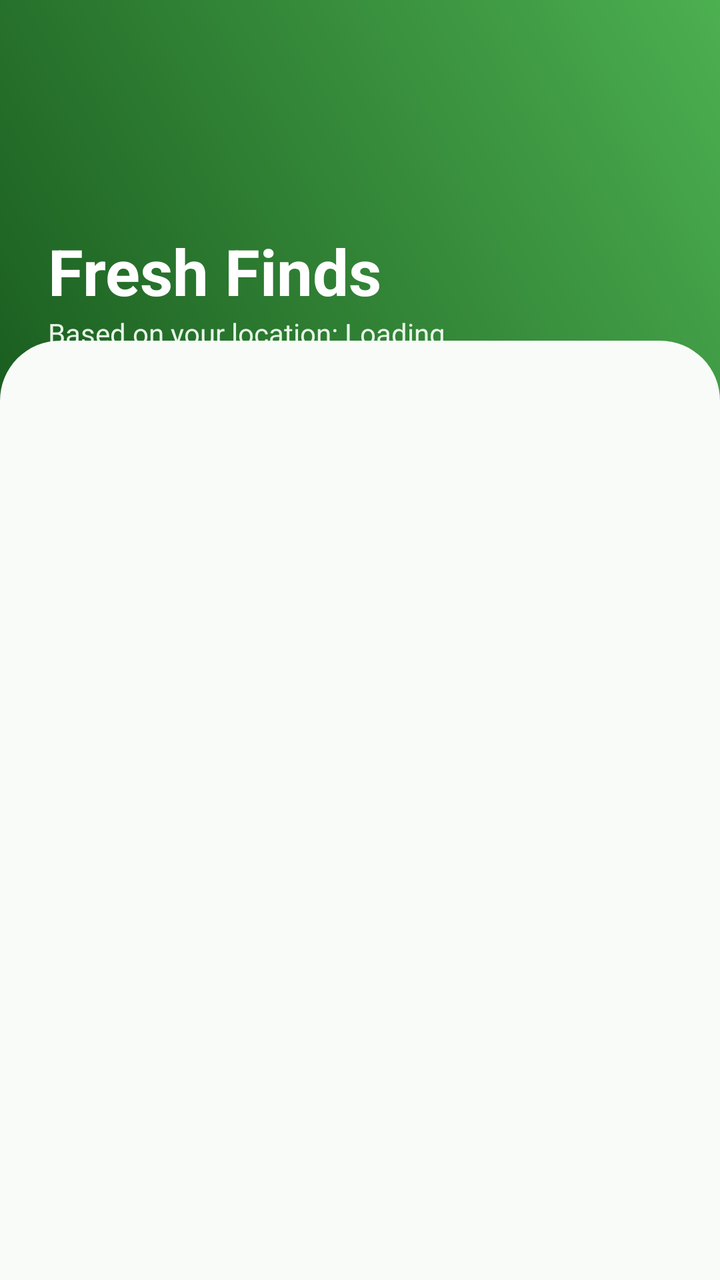
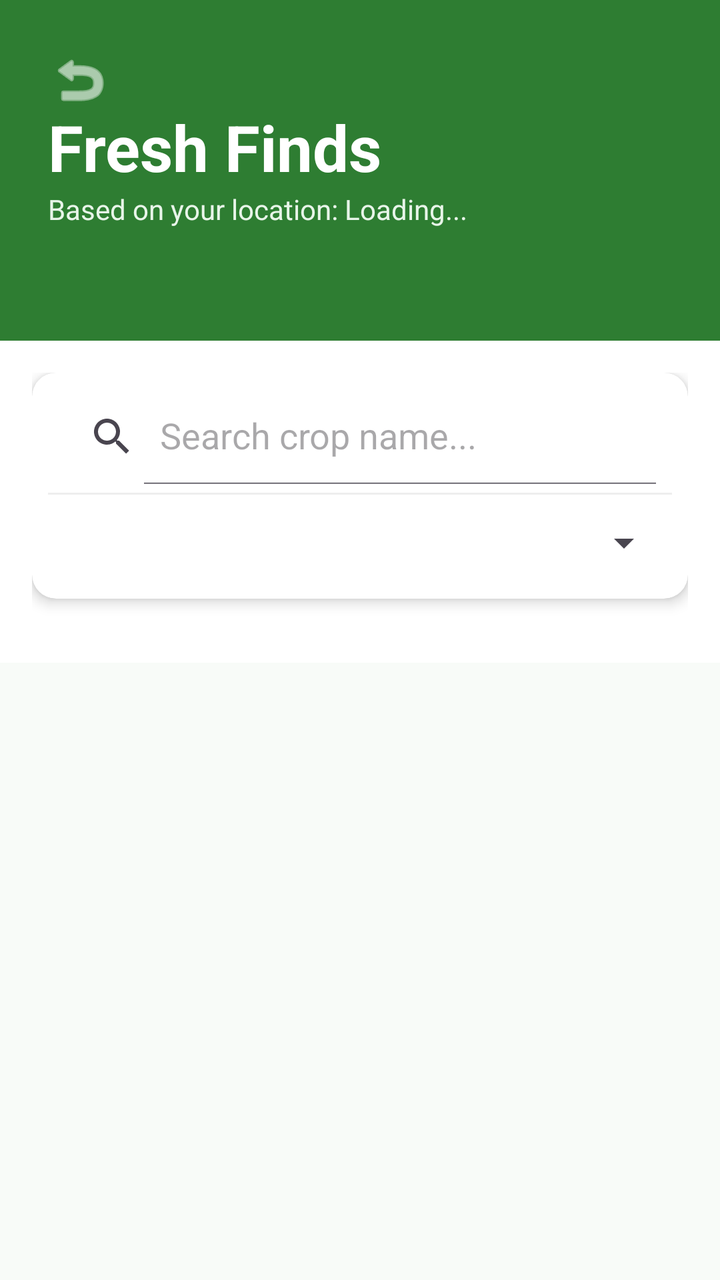

Compare the two renders of this Android layout. The source of the first and the diff that turns it into the second are given below.
<!-- AndroidManifest.xml: application theme Theme.AgriConnect -->
<!-- res/layout/activity_market_place.xml -->
<?xml version="1.0" encoding="utf-8"?>
<androidx.coordinatorlayout.widget.CoordinatorLayout

    xmlns:android="http://schemas.android.com/apk/res/android"

    xmlns:app="http://schemas.android.com/apk/res-auto"

    android:layout_width="match_parent"

    android:layout_height="match_parent"

    android:background="#F8FBF8">



    <com.google.android.material.appbar.AppBarLayout

        android:layout_width="match_parent"

        android:layout_height="200dp"

        android:background="@drawable/gradient_header"

        android:theme="@style/ThemeOverlay.AppCompat.Dark.ActionBar">



        <com.google.android.material.appbar.CollapsingToolbarLayout

            android:layout_width="match_parent"

            android:layout_height="match_parent"

            app:layout_scrollFlags="scroll|exitUntilCollapsed"

            app:contentScrim="#2E7D32">



            <LinearLayout

                android:layout_width="match_parent"

                android:layout_height="wrap_content"

                android:orientation="vertical"

                android:padding="24dp"

                android:layout_gravity="bottom">



                <TextView

                    android:layout_width="wrap_content"

                    android:layout_height="wrap_content"

                    android:text="Fresh Finds"

                    android:textSize="32sp"

                    android:textColor="#FFFFFF"

                    android:textStyle="bold" />



                <TextView

                    android:id="@+id/tvLocationSubtitle"

                    android:layout_width="wrap_content"

                    android:layout_height="wrap_content"

                    android:text="Based on your location: Loading..."

                    android:textSize="14sp"

                    android:textColor="#E8F5E9" />

            </LinearLayout>



        </com.google.android.material.appbar.CollapsingToolbarLayout>

    </com.google.android.material.appbar.AppBarLayout>



    <androidx.core.widget.NestedScrollView

        android:layout_width="match_parent"

        android:layout_height="match_parent"

        app:layout_behavior="@string/appbar_scrolling_view_behavior"

        android:background="@drawable/rounded_top_corners"

        android:layout_marginTop="-30dp">



        <LinearLayout

            android:layout_width="match_parent"

            android:layout_height="wrap_content"

            android:orientation="vertical"

            android:padding="16dp">



            <ProgressBar

                android:id="@+id/progressBar"

                android:layout_width="40dp"

                android:layout_height="40dp"

                android:layout_gravity="center"

                android:layout_marginTop="50dp"

                android:indeterminateTint="#2E7D32"

                android:visibility="gone" />



            <androidx.recyclerview.widget.RecyclerView

                android:id="@+id/recyclerMarketplace"

                android:layout_width="match_parent"

                android:layout_height="wrap_content"

                android:clipToPadding="false"

                android:paddingBottom="20dp" />



            <LinearLayout

                android:id="@+id/emptyState"

                android:layout_width="match_parent"

                android:layout_height="wrap_content"

                android:orientation="vertical"

                android:gravity="center"

                android:layout_marginTop="80dp"

                android:visibility="gone">



                <TextView

                    android:layout_width="wrap_content"

                    android:layout_height="wrap_content"

                    android:text="🌿"

                    android:textSize="60sp" />



                <TextView

                    android:layout_width="wrap_content"

                    android:layout_height="wrap_content"

                    android:text="No crops found in your area."

                    android:textColor="#666666"

                    android:textSize="16sp"

                    android:textStyle="bold" />



                <TextView

                    android:layout_width="wrap_content"

                    android:layout_height="wrap_content"

                    android:text="Try checking back later!"

                    android:textColor="#999999"

                    android:textSize="14sp" />

            </LinearLayout>



        </LinearLayout>

    </androidx.core.widget.NestedScrollView>



</androidx.coordinatorlayout.widget.CoordinatorLayout>
<!-- resources referenced by this layout -->
<resources>
  <!-- drawable gradient_header (drawable) -->
  <shape xmlns:android="http://schemas.android.com/apk/res/android">
      <gradient
          android:startColor="#1B5E20"
          android:endColor="#4CAF50"
          android:angle="45" />
  </shape>
  <!-- drawable rounded_top_corners (drawable) -->
  <shape xmlns:android="http://schemas.android.com/apk/res/android">
      <solid android:color="#F8FBF8" />
      <corners
          android:topLeftRadius="30dp"
          android:topRightRadius="30dp" />
  </shape>
  <style name="Theme.AgriConnect" parent="Theme.Material3.DayNight.NoActionBar">
  
          
          <item name="colorPrimary">@color/successGreen</item>
          <item name="colorOnPrimary">@color/white</item>
  
          
          <item name="colorSecondary">@color/greenAccent</item>
          <item name="colorOnSecondary">@color/white</item>
  
          
          <item name="android:colorBackground">@color/backgroundLight</item>
          <item name="colorSurface">@color/white</item>
  
          
          <item name="android:statusBarColor">@color/green</item>
  
      </style>
  <color name="successGreen">#388E3C</color>
  <color name="white">#FFFFFF</color>
  <color name="greenAccent">#66BB6A</color>
  <color name="backgroundLight">#F5F5F5</color>
  <color name="green">#4CAF50</color>
</resources>

<!-- the commit's change to res/layout/activity_market_place.xml (unified diff, before → after) -->
@@ -1,220 +1,131 @@
 <?xml version="1.0" encoding="utf-8"?>
 <androidx.coordinatorlayout.widget.CoordinatorLayout
-
     xmlns:android="http://schemas.android.com/apk/res/android"
-
     xmlns:app="http://schemas.android.com/apk/res-auto"
-
     android:layout_width="match_parent"
-
     android:layout_height="match_parent"
-
     android:background="#F8FBF8">
 
-
-
     <com.google.android.material.appbar.AppBarLayout
-
+        android:id="@+id/appBarLayout"
         android:layout_width="match_parent"
-
         android:layout_height="200dp"
-
-        android:background="@drawable/gradient_header"
-
+        android:background="#2E7D32"
         android:theme="@style/ThemeOverlay.AppCompat.Dark.ActionBar">
 
+        <com.google.android.material.appbar.CollapsingToolbarLayout
+            android:layout_width="match_parent"
+            android:layout_height="match_parent"
+            app:contentScrim="#2E7D32"
+            app:layout_scrollFlags="scroll|exitUntilCollapsed">
 
-
-        <com.google.android.material.appbar.CollapsingToolbarLayout
-
-            android:layout_width="match_parent"
-
-            android:layout_height="match_parent"
-
-            app:layout_scrollFlags="scroll|exitUntilCollapsed"
-
-            app:contentScrim="#2E7D32">
-
-
+            <ImageButton
+                android:id="@+id/btnBack"
+                android:layout_width="48dp"
+                android:layout_height="48dp"
+                android:layout_margin="16dp"
+                android:background="?attr/selectableItemBackgroundBorderless"
+                android:contentDescription="Back"
+                android:src="@android:drawable/ic_menu_revert"
+                app:tint="#FFFFFF" />
 
             <LinearLayout
-
                 android:layout_width="match_parent"
-
-                android:layout_height="wrap_content"
-
+                android:layout_height="172dp"
+                android:layout_gravity="bottom"
                 android:orientation="vertical"
-
-                android:padding="24dp"
-
-                android:layout_gravity="bottom">
-
-
+                android:padding="24dp">
 
                 <TextView
-
                     android:layout_width="wrap_content"
-
                     android:layout_height="wrap_content"
-
                     android:text="Fresh Finds"
-
+                    android:textColor="#FFFFFF"
                     android:textSize="32sp"
-
-                    android:textColor="#FFFFFF"
-
                     android:textStyle="bold" />
 
+                <TextView
+                    android:id="@+id/tvLocationSubtitle"
+                    android:layout_width="wrap_content"
+                    android:layout_height="30dp"
+                    android:text="Based on your location: Loading..."
+                    android:textColor="#E8F5E9"
+                    android:textSize="14sp" />
+            </LinearLayout>
+        </com.google.android.material.appbar.CollapsingToolbarLayout>
+    </com.google.android.material.appbar.AppBarLayout>
 
+    <androidx.core.widget.NestedScrollView
+        android:layout_width="match_parent"
+        android:layout_height="match_parent"
+        app:layout_behavior="@string/appbar_scrolling_view_behavior"
+        android:layout_marginTop="-30dp">
 
-                <TextView
+        <LinearLayout
+            android:layout_width="match_parent"
+            android:layout_height="wrap_content"
+            android:orientation="vertical"
+            android:padding="16dp"
+            android:background="@android:color/white">
 
-                    android:id="@+id/tvLocationSubtitle"
+            <androidx.cardview.widget.CardView
+                android:layout_width="match_parent"
+                android:layout_height="wrap_content"
+                app:cardCornerRadius="12dp"
+                app:cardElevation="4dp"
+                android:layout_marginBottom="16dp">
 
-                    android:layout_width="wrap_content"
+                <LinearLayout
+                    android:layout_width="match_parent"
+                    android:layout_height="wrap_content"
+                    android:orientation="vertical"
+                    android:padding="8dp">
 
-                    android:layout_height="wrap_content"
+                    <androidx.appcompat.widget.SearchView
+                        android:id="@+id/searchView"
+                        android:layout_width="match_parent"
+                        android:layout_height="wrap_content"
+                        app:queryHint="Search crop name..."
+                        app:iconifiedByDefault="false" />
 
-                    android:text="Based on your location: Loading..."
+                    <View
+                        android:layout_width="match_parent"
+                        android:layout_height="1dp"
+                        android:background="#EEEEEE"
+                        android:layout_marginVertical="4dp"/>
 
-                    android:textSize="14sp"
+                    <Spinner
+                        android:id="@+id/locationSpinner"
+                        android:layout_width="match_parent"
+                        android:layout_height="40dp" />
+                </LinearLayout>
+            </androidx.cardview.widget.CardView>
 
-                    android:textColor="#E8F5E9" />
+            <ProgressBar
+                android:id="@+id/progressBar"
+                android:layout_width="40dp"
+                android:layout_height="40dp"
+                android:layout_gravity="center"
+                android:indeterminateTint="#2E7D32"
+                android:visibility="gone" />
 
+            <androidx.recyclerview.widget.RecyclerView
+                android:id="@+id/recyclerMarketplace"
+                android:layout_width="match_parent"
+                android:layout_height="wrap_content"
+                android:clipToPadding="false" />
+
+            <LinearLayout
+                android:id="@+id/emptyState"
+                android:layout_width="match_parent"
+                android:layout_height="wrap_content"
+                android:orientation="vertical"
+                android:gravity="center"
+                android:layout_marginTop="50dp"
+                android:visibility="gone">
+                <TextView android:layout_width="wrap_content" android:layout_height="wrap_content" android:text="No crops match your search." android:textColor="#666666"/>
             </LinearLayout>
 
-
-
-        </com.google.android.material.appbar.CollapsingToolbarLayout>
-
-    </com.google.android.material.appbar.AppBarLayout>
-
-
-
-    <androidx.core.widget.NestedScrollView
-
-        android:layout_width="match_parent"
-
-        android:layout_height="match_parent"
-
-        app:layout_behavior="@string/appbar_scrolling_view_behavior"
-
-        android:background="@drawable/rounded_top_corners"
-
-        android:layout_marginTop="-30dp">
-
-
-
-        <LinearLayout
-
-            android:layout_width="match_parent"
-
-            android:layout_height="wrap_content"
-
-            android:orientation="vertical"
-
-            android:padding="16dp">
-
-
-
-            <ProgressBar
-
-                android:id="@+id/progressBar"
-
-                android:layout_width="40dp"
-
-                android:layout_height="40dp"
-
-                android:layout_gravity="center"
-
-                android:layout_marginTop="50dp"
-
-                android:indeterminateTint="#2E7D32"
-
-                android:visibility="gone" />
-
-
-
-            <androidx.recyclerview.widget.RecyclerView
-
-                android:id="@+id/recyclerMarketplace"
-
-                android:layout_width="match_parent"
-
-                android:layout_height="wrap_content"
-
-                android:clipToPadding="false"
-
-                android:paddingBottom="20dp" />
-
-
-
-            <LinearLayout
-
-                android:id="@+id/emptyState"
-
-                android:layout_width="match_parent"
-
-                android:layout_height="wrap_content"
-
-                android:orientation="vertical"
-
-                android:gravity="center"
-
-                android:layout_marginTop="80dp"
-
-                android:visibility="gone">
-
-
-
-                <TextView
-
-                    android:layout_width="wrap_content"
-
-                    android:layout_height="wrap_content"
-
-                    android:text="🌿"
-
-                    android:textSize="60sp" />
-
-
-
-                <TextView
-
-                    android:layout_width="wrap_content"
-
-                    android:layout_height="wrap_content"
-
-                    android:text="No crops found in your area."
-
-                    android:textColor="#666666"
-
-                    android:textSize="16sp"
-
-                    android:textStyle="bold" />
-
-
-
-                <TextView
-
-                    android:layout_width="wrap_content"
-
-                    android:layout_height="wrap_content"
-
-                    android:text="Try checking back later!"
-
-                    android:textColor="#999999"
-
-                    android:textSize="14sp" />
-
-            </LinearLayout>
-
-
-
         </LinearLayout>
-
     </androidx.core.widget.NestedScrollView>
-
-
-
 </androidx.coordinatorlayout.widget.CoordinatorLayout>
<!-- resource entries referenced after the edit -->
@@ -1,19 +1,5 @@
 <!-- resources referenced by this layout -->
 <resources>
-  <!-- drawable gradient_header (drawable) -->
-  <shape xmlns:android="http://schemas.android.com/apk/res/android">
-      <gradient
-          android:startColor="#1B5E20"
-          android:endColor="#4CAF50"
-          android:angle="45" />
-  </shape>
-  <!-- drawable rounded_top_corners (drawable) -->
-  <shape xmlns:android="http://schemas.android.com/apk/res/android">
-      <solid android:color="#F8FBF8" />
-      <corners
-          android:topLeftRadius="30dp"
-          android:topRightRadius="30dp" />
-  </shape>
   <style name="Theme.AgriConnect" parent="Theme.Material3.DayNight.NoActionBar">
   
           
